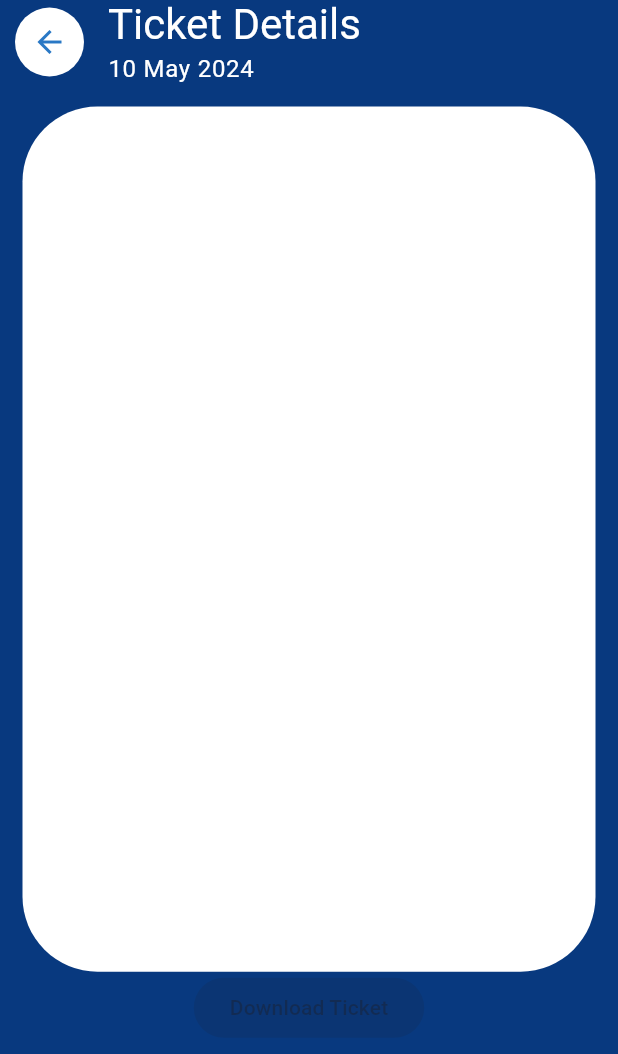
After one commit to ahmetakay24/uplabs_ui_challenge_2_flutter, a Flutter app: the screen it shows after launch, on a phone screen of 412 x 824 dp. The commit adds this screen. Shown: the top 1054 px of the screen. Run offline on Flutter 3.47's test engine with Material 3 defaults, Android fonts, the phone set to English and light mode, and no system bars; our stand-ins replace custom_sliding_segmented_control; missing offline and left inert: easy_autocomplete.

Commit message:
TicketDetails Added

```diff
--- a/lib/main.dart
+++ b/lib/main.dart
@@ -1,5 +1,5 @@
 import 'package:flutter/material.dart';
-import 'package:uplabs_ui_challenge_2_flutter/screens/main_screen/main_screen_view.dart';
+import 'package:uplabs_ui_challenge_2_flutter/screens/ticket_details_screen/ticket_details_screen.dart';
 import 'package:uplabs_ui_challenge_2_flutter/theme/app_theme.dart';
 
 void main() => runApp(const MyApp());
@@ -13,7 +13,7 @@ class MyApp extends StatelessWidget {
       debugShowCheckedModeBanner: false,
       title: 'Material App',
       theme: AppThemeData(context).themeData,
-      home: MainScreen(),
+      home: const TicketDetailsScreen(),
     );
   }
 }
--- a/lib/screens/main_screen/widgets/buttons/main_screen_buttons.dart
+++ b/lib/screens/main_screen/widgets/buttons/main_screen_buttons.dart
@@ -38,7 +38,6 @@ class AppGroupedRadioButton extends StatefulWidget {
 }
 
 class _AppGroupedRadioButtonState extends State<AppGroupedRadioButton> {
-  //disable 2/3
   @override
   Widget build(BuildContext context) {
     return Row(
@@ -46,7 +45,7 @@ class _AppGroupedRadioButtonState extends State<AppGroupedRadioButton> {
       mainAxisAlignment: MainAxisAlignment.spaceBetween,
       children: [
         ElevatedButton(
-          onPressed: () {},
+          onPressed: null,
           style: ElevatedButton.styleFrom(padding: const EdgeInsets.symmetric(horizontal: 40)),
           child: Text(
             "Bus",
@@ -54,13 +53,13 @@ class _AppGroupedRadioButtonState extends State<AppGroupedRadioButton> {
           ),
         ),
         ElevatedButton(
-            onPressed: () {},
+            onPressed: null,
             child: Text(
               "Aeroplane",
               style: Theme.of(context).textTheme.bodyLarge,
             )),
         ElevatedButton(
-          onPressed: () {},
+          onPressed: null,
           style: ElevatedButton.styleFrom(
             padding: const EdgeInsets.symmetric(horizontal: 35),
           ),
--- /dev/null
+++ b/lib/screens/ticket_details_screen/ticket_details_screen.dart
@@ -0,0 +1,57 @@
+import 'package:flutter/material.dart';
+import 'package:flutter/widgets.dart';
+import 'package:uplabs_ui_challenge_2_flutter/core/core_utilities.dart';
+
+class TicketDetailsScreen extends StatelessWidget {
+  const TicketDetailsScreen({super.key});
+
+  @override
+  Widget build(BuildContext context) {
+    AppColors colors = AppColors();
+
+    return Scaffold(
+      appBar: AppBar(
+        leading: Padding(
+          padding: const EdgeInsets.only(left: 10),
+          child: IconButton(
+            onPressed: () {
+              Navigator.pop(context);
+            },
+            style: IconButton.styleFrom(backgroundColor: Colors.white, shape: const CircleBorder()),
+            icon: Icon(
+              Icons.arrow_back,
+              color: colors.blueColor,
+            ),
+          ),
+        ),
+        title: Column(
+          crossAxisAlignment: CrossAxisAlignment.start,
+          children: [
+            Text(
+              "Ticket Details",
+              style: Theme.of(context).textTheme.headlineMedium,
+            ),
+            Text(
+              "10 May 2024",
+              style: Theme.of(context).textTheme.bodyLarge?.copyWith(color: Colors.white),
+            )
+          ],
+        ),
+      ),
+      body: Center(
+        child: Padding(
+          padding: const EdgeInsets.symmetric(horizontal: 15, vertical: 15),
+          child: Column(
+            children: [
+              Container(
+                height: MediaQuery.of(context).size.height * 0.7,
+                decoration: BoxDecoration(color: Colors.white, borderRadius: BorderRadius.circular(50)),
+              ),
+              const ElevatedButton(onPressed: null, child: Text("Download Ticket"))
+            ],
+          ),
+        ),
+      ),
+    );
+  }
+}
```
